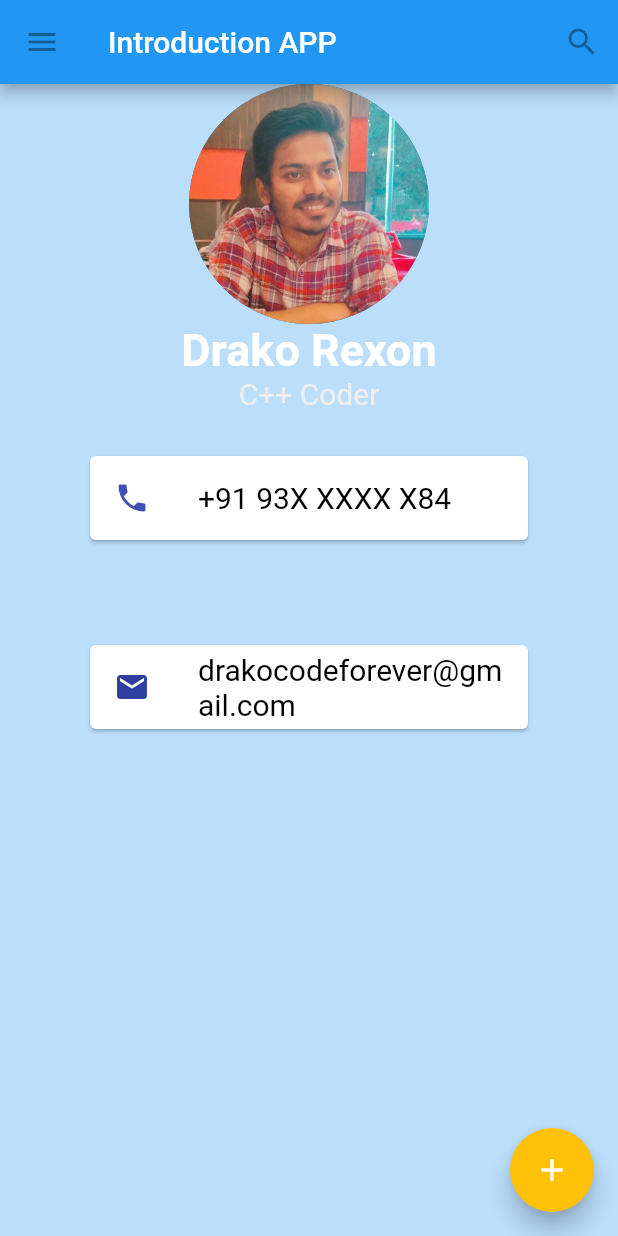
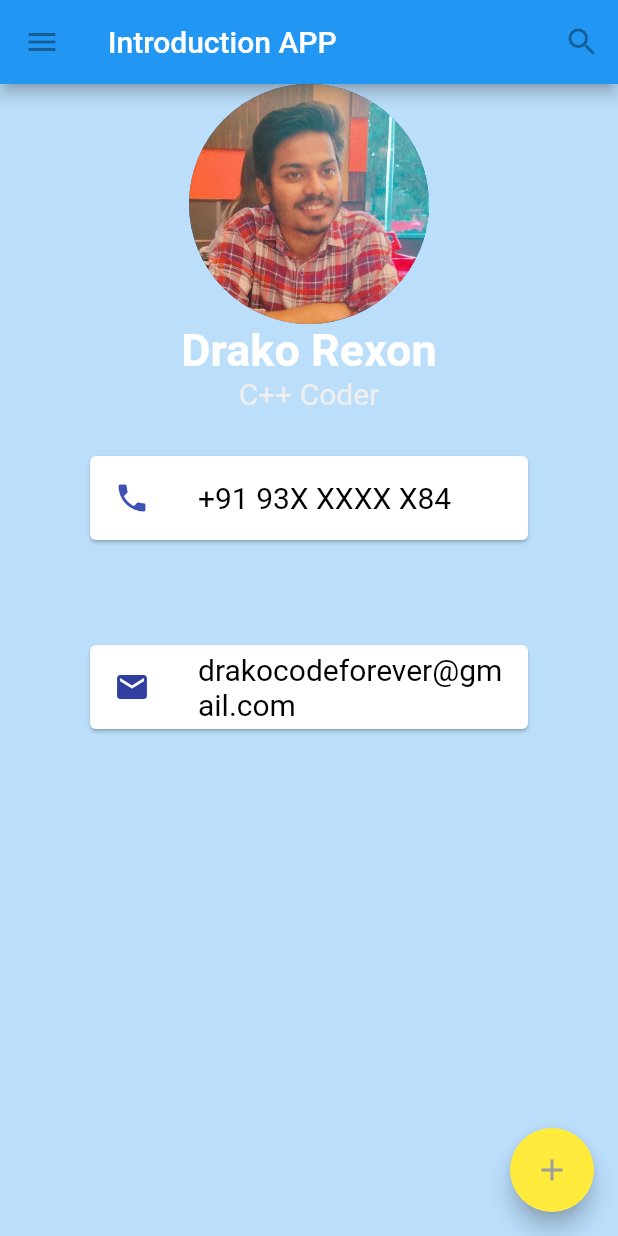
Before and after one commit to Drako-Rexon/Apps, a Flutter app: the screen it shows after launch, on a phone screen of 412 x 824 dp. Run offline on Flutter 3.47's test engine with Material 2 defaults, Android fonts, the phone set to English and light mode, and no system bars.

Commit message:
testing git

```diff
--- a/lib/main.dart
+++ b/lib/main.dart
@@ -159,11 +159,12 @@ class MyApp extends StatelessWidget {
         ),
         floatingActionButton: const FloatingActionButton(
           // onPressed: null,
-          backgroundColor: Colors.amber,
+          backgroundColor: Colors.yellow,
           tooltip: 'Add',
           onPressed: null,
           child: Icon(
             Icons.add,
+            color: Colors.grey,
           ),
         ),
       ),
```
